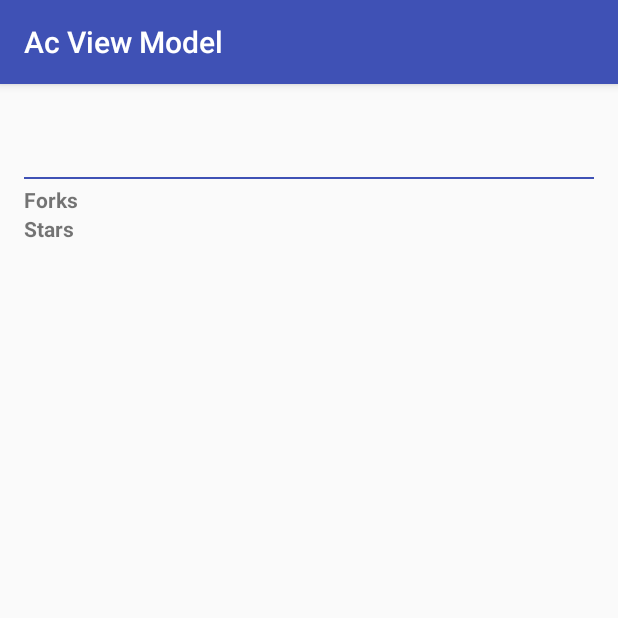
After one commit to yusufceylan/AndroidArchitectureComponents, an Android app: the fragment DetailsFragment shown on its own in the app's theme, on a phone screen of 412 x 824 dp, the top half of it. The commit adds this screen. Run offline under Robolectric (Android 15) with nearby library versions, the phone set to English and light mode, and no system bars; our stand-ins replace ButterKnife.

Commit message:
Creating the Details Fragment

```diff
--- /dev/null
+++ b/app/src/main/java/ysfcyln/com/acviewmodel/details/DetailsFragment.java
@@ -0,0 +1,63 @@
+package ysfcyln.com.acviewmodel.details;
+
+import android.os.Bundle;
+import android.support.annotation.Nullable;
+import android.support.v4.app.Fragment;
+import android.view.LayoutInflater;
+import android.view.View;
+import android.view.ViewGroup;
+import android.widget.TextView;
+
+import butterknife.BindView;
+import butterknife.ButterKnife;
+import butterknife.Unbinder;
+import ysfcyln.com.acviewmodel.R;
+
+/**
+ * Created by Yusuf on 03.01.2018.
+ */
+
+public class DetailsFragment extends Fragment {
+
+    @BindView(R.id.tv_repo_name)
+    TextView repoNameTextView;
+
+    @BindView(R.id.tv_repo_description)
+    TextView repoDescriptionTextView;
+
+    @BindView(R.id.tv_forks)
+    TextView forksTextView;
+
+    @BindView(R.id.tv_stars)
+    TextView starsTextView;
+
+    private Unbinder unbinder;
+
+    @Nullable
+    @Override
+    public View onCreateView(LayoutInflater inflater, @Nullable ViewGroup container, @Nullable Bundle savedInstanceState) {
+        View view = inflater.inflate(R.layout.screen_details, container, false);
+        unbinder = ButterKnife.bind(this, view);
+        return view;
+    }
+
+    @Override
+    public void onViewCreated(View view, @Nullable Bundle savedInstanceState) {
+        // super.onViewCreated(view, savedInstanceState);
+        displayRepo();
+    }
+
+    // it shows single repo
+    private void displayRepo() {
+
+    }
+
+    @Override
+    public void onDestroyView() {
+        super.onDestroyView();
+        if (unbinder != null) {
+            unbinder.unbind();
+            unbinder = null;
+        }
+    }
+}
--- /dev/null
+++ b/app/src/main/res/layout/screen_details.xml
@@ -0,0 +1,72 @@
+<?xml version="1.0" encoding="utf-8"?>
+<LinearLayout
+    xmlns:android="http://schemas.android.com/apk/res/android"
+    xmlns:tools="http://schemas.android.com/tools"
+    android:layout_width="match_parent"
+    android:layout_height="match_parent"
+    android:orientation="vertical"
+    android:paddingBottom="10dp"
+    android:paddingEnd="16dp"
+    android:paddingStart="16dp"
+    android:paddingTop="10dp">
+
+    <TextView
+        android:id="@+id/tv_repo_name"
+        android:layout_width="match_parent"
+        android:layout_height="wrap_content"
+        android:textSize="18sp"
+        android:textStyle="bold"
+        tools:text="Repo Name"/>
+
+    <TextView
+        android:id="@+id/tv_repo_description"
+        android:layout_width="match_parent"
+        android:layout_height="wrap_content"
+        android:layout_marginTop="4dp"
+        tools:text="Repo Description"/>
+
+    <View
+        android:layout_width="match_parent"
+        android:layout_height="1dp"
+        android:layout_marginBottom="4dp"
+        android:layout_marginTop="4dp"
+        android:background="@color/colorPrimary"/>
+
+    <LinearLayout
+        android:layout_width="match_parent"
+        android:layout_height="wrap_content"
+        android:orientation="horizontal">
+
+        <TextView
+            android:layout_width="0dp"
+            android:layout_height="wrap_content"
+            android:layout_weight="1"
+            android:text="@string/forks"
+            android:textStyle="bold"/>
+
+        <TextView
+            android:id="@+id/tv_forks"
+            android:layout_width="wrap_content"
+            android:layout_height="wrap_content"
+            tools:text="13"/>
+    </LinearLayout>
+
+    <LinearLayout
+        android:layout_width="match_parent"
+        android:layout_height="wrap_content"
+        android:orientation="horizontal">
+
+        <TextView
+            android:layout_width="0dp"
+            android:layout_height="wrap_content"
+            android:layout_weight="1"
+            android:text="@string/stars"
+            android:textStyle="bold"/>
+
+        <TextView
+            android:id="@+id/tv_stars"
+            android:layout_width="wrap_content"
+            android:layout_height="wrap_content"
+            tools:text="10"/>
+    </LinearLayout>
+</LinearLayout>
--- a/app/src/main/res/values/strings.xml
+++ b/app/src/main/res/values/strings.xml
@@ -1,4 +1,6 @@
 <resources>
     <string name="app_name">Ac View Model</string>
     <string name="api_error_repos">Error loading repos</string>
+    <string name="stars">Stars</string>
+    <string name="forks">Forks</string>
 </resources>
```
